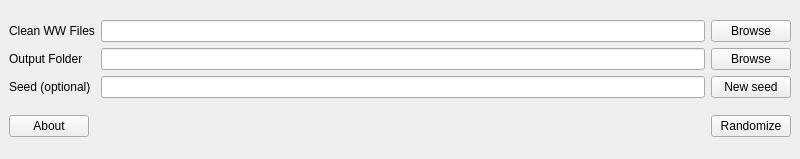
Above: ui/randomizer_window.ui from LagoLunatic/wwrando before the change. Below: the same form after it.
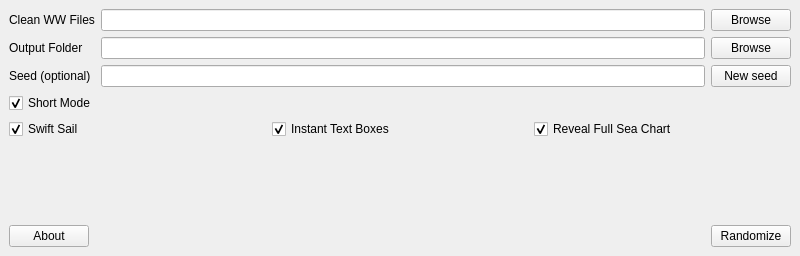
That is the form after the change.

Commit message: UI: Add option checkboxes + descriptions

Patch:
```diff
--- a/ui/randomizer_window.ui
+++ b/ui/randomizer_window.ui
@@ -7,7 +7,7 @@
     <x>0</x>
     <y>0</y>
     <width>800</width>
-    <height>159</height>
+    <height>256</height>
    </rect>
   </property>
   <property name="windowTitle">
@@ -70,6 +70,70 @@
       </item>
      </layout>
     </item>
+    <item>
+     <layout class="QHBoxLayout" name="horizontalLayout_2">
+      <item>
+       <widget class="QCheckBox" name="short_mode">
+        <property name="text">
+         <string>Short Mode</string>
+        </property>
+        <property name="checked">
+         <bool>true</bool>
+        </property>
+       </widget>
+      </item>
+     </layout>
+    </item>
+    <item>
+     <layout class="QHBoxLayout" name="horizontalLayout_3">
+      <item>
+       <widget class="QCheckBox" name="swift_sail">
+        <property name="text">
+         <string>Swift Sail</string>
+        </property>
+        <property name="checked">
+         <bool>true</bool>
+        </property>
+       </widget>
+      </item>
+      <item>
+       <widget class="QCheckBox" name="instant_text_boxes">
+        <property name="text">
+         <string>Instant Text Boxes</string>
+        </property>
+        <property name="checked">
+         <bool>true</bool>
+        </property>
+       </widget>
+      </item>
+      <item>
+       <widget class="QCheckBox" name="reveal_full_sea_chart">
+        <property name="text">
+         <string>Reveal Full Sea Chart</string>
+        </property>
+        <property name="checked">
+         <bool>true</bool>
+        </property>
+       </widget>
+      </item>
+     </layout>
+    </item>
+    <item>
+     <widget class="QLabel" name="option_description">
+      <property name="minimumSize">
+       <size>
+        <width>0</width>
+        <height>32</height>
+       </size>
+      </property>
+      <property name="text">
+       <string/>
+      </property>
+      <property name="wordWrap">
+       <bool>true</bool>
+      </property>
+     </widget>
+    </item>
     <item>
      <layout class="QHBoxLayout" name="horizontalLayout">
       <item>
```
The commit also changes 3 other files.
